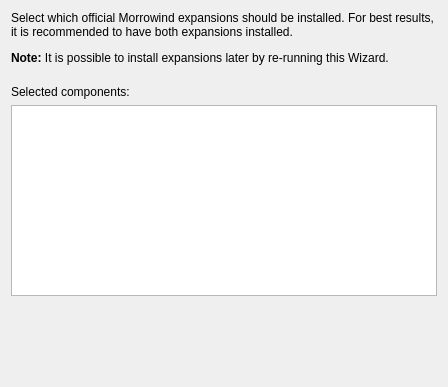
sunhawken/openmw, file apps/wizard/ui/componentselectionpage.ui: the form before one commit.
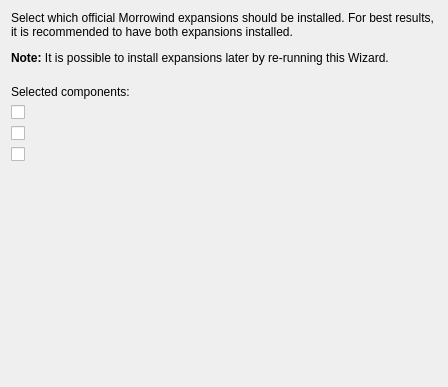
The form after the commit. Custom widgets are drawn as their Qt base class.

Commit message:
Get rid of ComponentsListWidget
Why do we even have that widget?

```diff
--- a/apps/wizard/ui/componentselectionpage.ui
+++ b/apps/wizard/ui/componentselectionpage.ui
@@ -38,7 +38,13 @@
     </widget>
    </item>
    <item>
-    <widget class="ComponentListWidget" name="componentsList"/>
+    <widget class="QCheckBox" name="morrowindCheckbox"/>
+   </item>
+   <item>
+    <widget class="QCheckBox" name="tribunalCheckbox"/>
+   </item>
+   <item>
+    <widget class="QCheckBox" name="bloodmoonCheckbox"/>
    </item>
    <item>
     <spacer name="verticalSpacer">
@@ -55,13 +61,6 @@
    </item>
   </layout>
  </widget>
- <customwidgets>
-  <customwidget>
-   <class>ComponentListWidget</class>
-   <extends>QListWidget</extends>
-   <header>apps/wizard/utils/componentlistwidget.hpp</header>
-  </customwidget>
- </customwidgets>
  <resources/>
  <connections/>
 </ui>
```
The commit also changes 7 other files.
